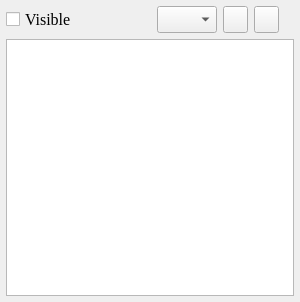
Above: ISAT/ui/anno_dock.ui from yatengLG/ISAT_with_segment_anything before the change. Below: the same form after it.
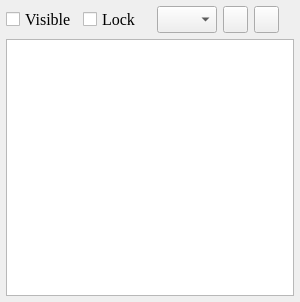
That is the form after the change. Icons and pictures are not drawn.

Diff of the .ui file:
```diff
--- a/ISAT/ui/anno_dock.ui
+++ b/ISAT/ui/anno_dock.ui
@@ -66,6 +66,22 @@
         </property>
        </widget>
       </item>
+      <item>
+       <widget class="QCheckBox" name="checkBox_lock">
+        <property name="maximumSize">
+         <size>
+          <width>60</width>
+          <height>16777215</height>
+         </size>
+        </property>
+        <property name="toolTip">
+         <string>Cannot be moved after locking.</string>
+        </property>
+        <property name="text">
+         <string>Lock</string>
+        </property>
+       </widget>
+      </item>
       <item>
        <spacer name="horizontalSpacer">
         <property name="orientation">
@@ -73,7 +89,7 @@
         </property>
         <property name="sizeHint" stdset="0">
          <size>
-          <width>40</width>
+          <width>0</width>
           <height>20</height>
          </size>
         </property>
```
